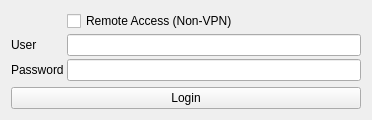
Old version of the form resources/ui/login.ui in the repository david2777/hydra_render_farm.
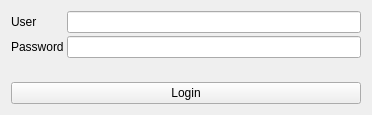
New version of the form.

Commit message: Remove unused remote access checkbox

```diff
--- a/resources/ui/login.ui
+++ b/resources/ui/login.ui
@@ -55,13 +55,6 @@
      <item row="1" column="1">
       <widget class="QLineEdit" name="user"/>
      </item>
-     <item row="0" column="1">
-      <widget class="QCheckBox" name="remoteAccess">
-       <property name="text">
-        <string>Remote Access (Non-VPN)</string>
-       </property>
-      </widget>
-     </item>
     </layout>
    </item>
    <item row="2" column="0">
```
